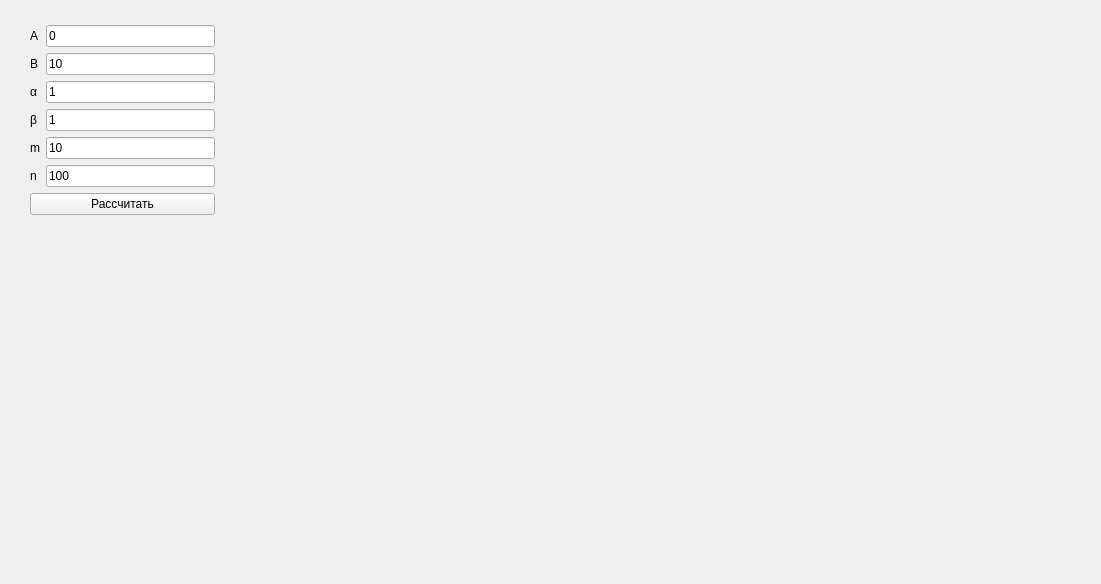
Old version of the form gui/ui.ui in the repository SAMRAN-H/logistics-optimization.
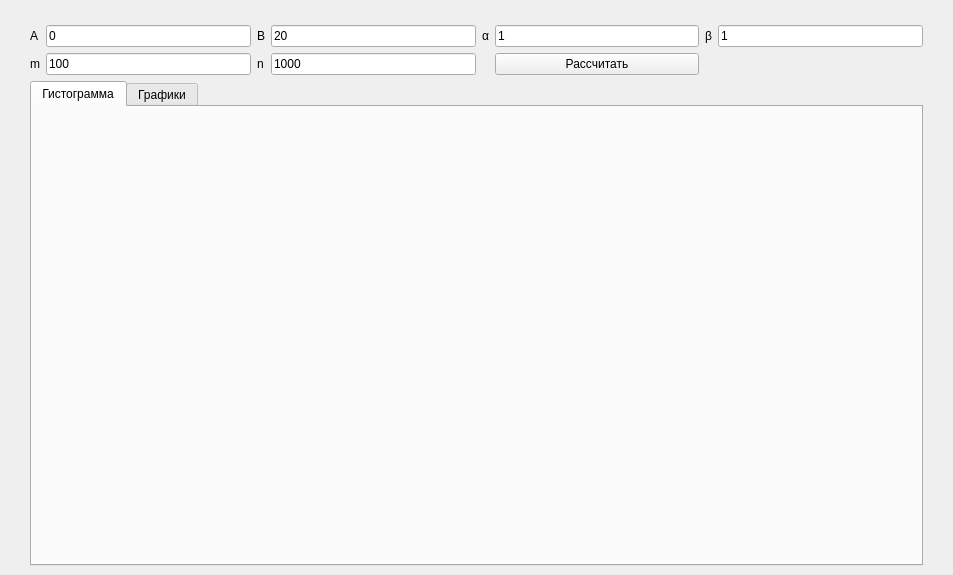
New version of the form.

What changed in the file:
```diff
--- a/gui/ui.ui
+++ b/gui/ui.ui
@@ -6,8 +6,8 @@
    <rect>
     <x>0</x>
     <y>0</y>
-    <width>1101</width>
-    <height>584</height>
+    <width>953</width>
+    <height>575</height>
    </rect>
   </property>
   <property name="windowTitle">
@@ -20,7 +20,7 @@
    <property name="styleSheet">
     <string notr="true"/>
    </property>
-   <layout class="QHBoxLayout" name="horizontalLayout_2">
+   <layout class="QVBoxLayout" name="verticalLayout">
     <property name="leftMargin">
      <number>30</number>
     </property>
@@ -32,54 +32,13 @@
     </property>
     <item>
      <layout class="QGridLayout" name="gridLayout">
-      <item row="6" column="0" colspan="2">
-       <widget class="QPushButton" name="pushButton">
-        <property name="text">
-         <string>Рассчитать</string>
-        </property>
-       </widget>
-      </item>
-      <item row="3" column="1">
-       <widget class="QLineEdit" name="beta">
-        <property name="text">
-         <string>1</string>
-        </property>
-       </widget>
-      </item>
-      <item row="2" column="1">
+      <item row="0" column="5">
        <widget class="QLineEdit" name="alpha">
         <property name="text">
          <string>1</string>
         </property>
        </widget>
       </item>
-      <item row="1" column="0">
-       <widget class="QLabel" name="label_2">
-        <property name="text">
-         <string>B</string>
-        </property>
-       </widget>
-      </item>
-      <item row="7" column="1">
-       <spacer name="verticalSpacer">
-        <property name="orientation">
-         <enum>Qt::Vertical</enum>
-        </property>
-        <property name="sizeHint" stdset="0">
-         <size>
-          <width>20</width>
-          <height>40</height>
-         </size>
-        </property>
-       </spacer>
-      </item>
-      <item row="1" column="1">
-       <widget class="QLineEdit" name="right">
-        <property name="text">
-         <string>10</string>
-        </property>
-       </widget>
-      </item>
       <item row="0" column="1">
        <widget class="QLineEdit" name="left">
         <property name="text">
@@ -87,10 +46,24 @@
         </property>
        </widget>
       </item>
-      <item row="2" column="0">
-       <widget class="QLabel" name="label_4">
+      <item row="0" column="7">
+       <widget class="QLineEdit" name="beta">
         <property name="text">
-         <string>α</string>
+         <string>1</string>
+        </property>
+       </widget>
+      </item>
+      <item row="4" column="2">
+       <widget class="QLabel" name="label_6">
+        <property name="text">
+         <string>n</string>
+        </property>
+       </widget>
+      </item>
+      <item row="4" column="0">
+       <widget class="QLabel" name="label_3">
+        <property name="text">
+         <string>m</string>
         </property>
        </widget>
       </item>
@@ -101,51 +74,86 @@
         </property>
        </widget>
       </item>
-      <item row="3" column="0">
+      <item row="4" column="3">
+       <widget class="QLineEdit" name="n">
+        <property name="text">
+         <string>1000</string>
+        </property>
+       </widget>
+      </item>
+      <item row="0" column="3">
+       <widget class="QLineEdit" name="right">
+        <property name="text">
+         <string>20</string>
+        </property>
+       </widget>
+      </item>
+      <item row="0" column="6">
        <widget class="QLabel" name="label_5">
         <property name="text">
          <string>β</string>
         </property>
        </widget>
       </item>
-      <item row="4" column="0">
-       <widget class="QLabel" name="label_3">
-        <property name="text">
-         <string>m</string>
-        </property>
-       </widget>
-      </item>
-      <item row="5" column="0">
-       <widget class="QLabel" name="label_6">
-        <property name="text">
-         <string>n</string>
-        </property>
-       </widget>
-      </item>
       <item row="4" column="1">
        <widget class="QLineEdit" name="m">
         <property name="text">
-         <string>10</string>
-        </property>
-       </widget>
-      </item>
-      <item row="5" column="1">
-       <widget class="QLineEdit" name="n">
-        <property name="text">
          <string>100</string>
         </property>
        </widget>
       </item>
+      <item row="0" column="2">
+       <widget class="QLabel" name="label_2">
+        <property name="text">
+         <string>B</string>
+        </property>
+       </widget>
+      </item>
+      <item row="4" column="5">
+       <widget class="QPushButton" name="pushButton">
+        <property name="text">
+         <string>Рассчитать</string>
+        </property>
+       </widget>
+      </item>
+      <item row="0" column="4">
+       <widget class="QLabel" name="label_4">
+        <property name="text">
+         <string>α</string>
+        </property>
+       </widget>
+      </item>
      </layout>
     </item>
     <item>
-     <widget class="QWidget" name="placeholder" native="true">
-      <property name="minimumSize">
-       <size>
-        <width>850</width>
-        <height>0</height>
-       </size>
+     <widget class="QTabWidget" name="tab_widget">
+      <property name="styleSheet">
+       <string notr="true">QTabWidget QWidget {border: none}</string>
       </property>
+      <property name="currentIndex">
+       <number>0</number>
+      </property>
+      <widget class="QWidget" name="tab1">
+       <property name="sizePolicy">
+        <sizepolicy hsizetype="Maximum" vsizetype="Maximum">
+         <horstretch>0</horstretch>
+         <verstretch>0</verstretch>
+        </sizepolicy>
+       </property>
+       <property name="styleSheet">
+        <string notr="true"/>
+       </property>
+       <attribute name="title">
+        <string>Гистограмма</string>
+       </attribute>
+       <layout class="QVBoxLayout" name="verticalLayout_2"/>
+      </widget>
+      <widget class="QWidget" name="tab2">
+       <attribute name="title">
+        <string>Графики</string>
+       </attribute>
+       <layout class="QVBoxLayout" name="verticalLayout_3"/>
+      </widget>
      </widget>
     </item>
    </layout>
```
Left out of the diff: 17 changed lines with no effect on the pictures.
